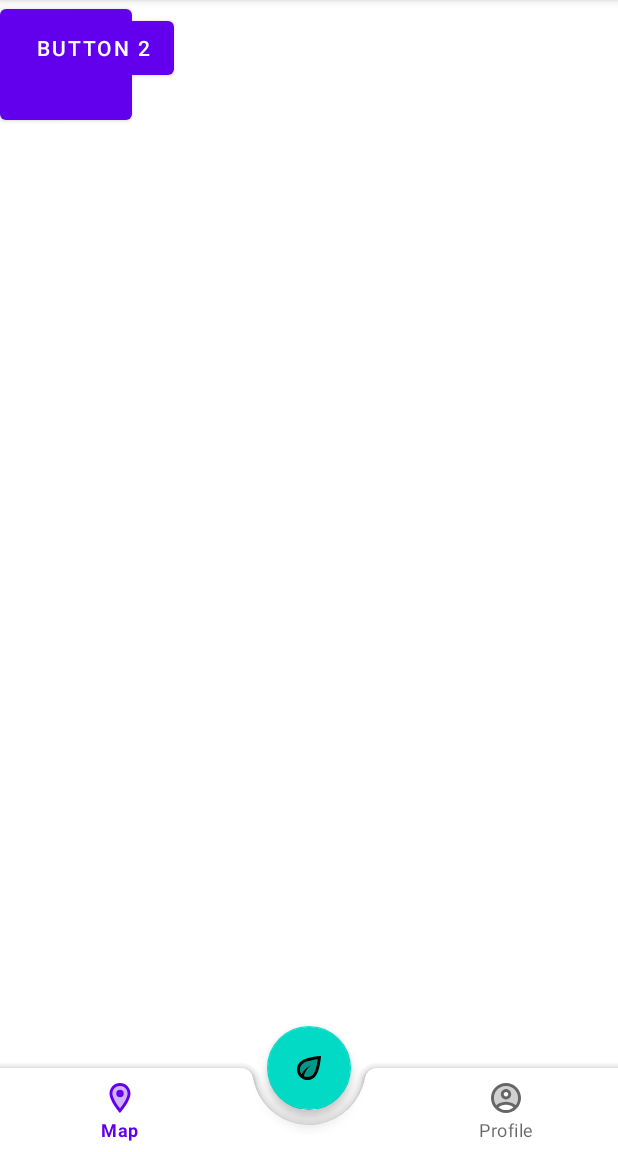
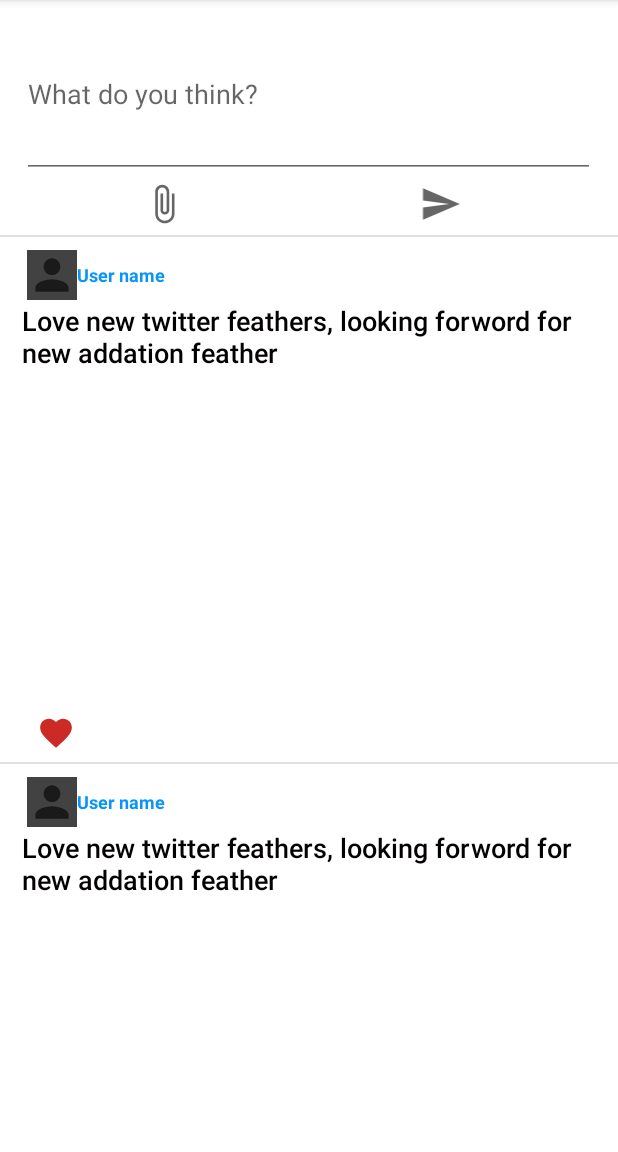
Before and after one commit to L-Maria/floating_action_button, an Android app: the screen it shows after launch (MainActivity), on a phone screen of 412 x 824 dp, the part 84-1236 px from its top. Run offline under Robolectric (Android 15) with nearby library versions, the phone set to English and light mode, and no system bars.

```diff
--- a/app/src/main/java/com/example/buton/MainActivity.kt
+++ b/app/src/main/java/com/example/buton/MainActivity.kt
@@ -1,21 +1,95 @@
 package com.example.buton
 
 
+import android.app.SearchManager
+
+import android.graphics.Bitmap
+import android.graphics.BitmapFactory
+import android.os.AsyncTask
+
+
+import android.provider.MediaStore
+import android.view.Menu
+import android.view.MenuItem
+
+import android.widget.SearchView
+import android.widget.Toast
+
+
+
+
+
+
+
+import android.content.Context
 import android.content.Intent
 import android.os.Bundle
+import android.view.View
+import android.view.ViewGroup
+import android.widget.BaseAdapter
 import androidx.appcompat.app.AppCompatActivity
 import kotlinx.android.synthetic.main.activity_main.*
 
+
 class MainActivity : AppCompatActivity() {
+    var ListTweets=ArrayList<Ticket>()
+    var adapter:MyTweetAdapter?=null
     override fun onCreate(savedInstanceState: Bundle?) {
         super.onCreate(savedInstanceState)
         setContentView(R.layout.activity_main)
         bottomNavigationView.background = null
         bottomNavigationView.menu.getItem (1).isEnabled=false
         miMap.setOnClickListener({startActivity(Intent(this, Harta_1::class.java)) })
-        button2.setOnClickListener({startActivity(Intent(this, ScrollingActivity_2::class.java)) })
 
 
+        ListTweets.add(Ticket("0", "him", "url", "add"))
+        ListTweets.add(Ticket("0", "him", "url", "clara"))
+        ListTweets.add(Ticket("0", "him", "url", "clara"))
+        ListTweets.add(Ticket("0", "him", "url", "clara"))
 
+        adapter=MyTweetAdapter(this, ListTweets)
+        lvTweets.adapter=adapter
+    }
+
+    inner class MyTweetAdapter:BaseAdapter{
+        var listNotesAdapter= ArrayList<Ticket>()
+        var context: Context?=null
+        constructor(context:Context, listNotesAdapter:ArrayList<Ticket>):super(){
+            this.listNotesAdapter=listNotesAdapter
+            this.context=context
+        }
+
+        override fun getView(p0: Int, p1: View?, p2: ViewGroup?): View{
+
+            var mytweet=listNotesAdapter[p0]
+
+            if(mytweet.postPersonUID.equals("add")){
+                var myView=layoutInflater.inflate(R.layout.add_ticket, null)
+                //load add ticket
+                //TODO: work
+                return myView
+            }
+            else{
+                var myView=layoutInflater.inflate(R.layout.posts, null)
+                //load tweet ticket
+                //TODO: work
+                return myView
+            }
+
+
+        }
+
+        override fun getItem(p0: Int): Any{
+            return listNotesAdapter[p0]
+        }
+
+
+        override fun getItem(p0: Int): Long{
+            return p0.toLong()
+        }
+
+        override fun getCount() : Int{
+            return listNotesAdapter.size
+        }
     }
 }
--- a/app/src/main/java/com/example/buton/Ticket.kt
+++ b/app/src/main/java/com/example/buton/Ticket.kt
@@ -1,7 +1,16 @@
 package com.example.buton
 
 class Ticket {
-    constructor(){
+    var postID:String?=null
+    var postText:String?=null
+    var postImageURL:String?=null
+    var postPersonUID:String?=null
+    constructor(postID:String, postText:String, postImageURL:String, postPersonUID:String){
+        this.postID=postID
+        this.postText=postText
+        this.postImageURL=postImageURL
+        this.postPersonUID=postPersonUID
+
 
     }
 }
--- a/app/src/main/res/layout/activity_main.xml
+++ b/app/src/main/res/layout/activity_main.xml
@@ -1,4 +1,14 @@
 <?xml version="1.0" encoding="utf-8"?>
+<LinearLayout
+    xmlns:android="http://schemas.android.com/apk/res/android" android:layout_width="match_parent"
+    android:layout_height="match_parent"
+    android:orientation="horizontal">
+
+    <ListView
+        android:id="@+id/lvTweets"
+        android:layout_width="match_parent"
+        android:layout_height="match_parent" />
+
 <androidx.coordinatorlayout.widget.CoordinatorLayout
     xmlns:android="http://schemas.android.com/apk/res/android"
     xmlns:app="http://schemas.android.com/apk/res-auto"
@@ -24,20 +34,20 @@
 <!--        android:icon="@drawable/ic_feed"-->
 <!--        android:title="@string/feed" />-->
 
-    <Button
-        android:id="@+id/button2"
-        android:layout_width="wrap_content"
-        android:layout_height="wrap_content"
-        android:layout_marginStart="8dp"
-        android:layout_marginTop="8dp"
-        android:layout_marginEnd="15dp"
-        android:layout_marginBottom="8dp"
-        android:text="Button 2"
-        app:layout_constraintBottom_toBottomOf="parent"
-        app:layout_constraintEnd_toEndOf="parent"
-        app:layout_constraintStart_toStartOf="parent"
-        app:layout_constraintTop_toTopOf="parent"
-        app:layout_constraintVertical_bias="0.762" />
+<!--    <Button-->
+<!--        android:id="@+id/button2"-->
+<!--        android:layout_width="wrap_content"-->
+<!--        android:layout_height="wrap_content"-->
+<!--        android:layout_marginStart="8dp"-->
+<!--        android:layout_marginTop="8dp"-->
+<!--        android:layout_marginEnd="15dp"-->
+<!--        android:layout_marginBottom="8dp"-->
+<!--        android:text="Button 2"-->
+<!--        app:layout_constraintBottom_toBottomOf="parent"-->
+<!--        app:layout_constraintEnd_toEndOf="parent"-->
+<!--        app:layout_constraintStart_toStartOf="parent"-->
+<!--        app:layout_constraintTop_toTopOf="parent"-->
+<!--        app:layout_constraintVertical_bias="0.762" />-->
 
     <com.google.android.material.bottomappbar.BottomAppBar
         android:id="@+id/bottomAppBar"
@@ -68,3 +78,5 @@
 
 
 </androidx.coordinatorlayout.widget.CoordinatorLayout>
+
+</LinearLayout>
--- a/app/src/main/res/layout/posts.xml
+++ b/app/src/main/res/layout/posts.xml
@@ -125,7 +125,7 @@ android:focusableInTouchMode="false"
         android:adjustViewBounds="true"
         android:scaleType="fitXY"
         android:layout_width="fill_parent"
-        android:src="@drawable/tweets"
+        android:src="@drawable/background"
         android:layout_marginLeft="5dp"
         android:layout_marginRight="5dp"
         android:id="@+id/tweet_picture"
```
Also changed, not shown: app/src/main/res/layout/activity_test_1_feed.xml (deleted, +0 -14 lines), app/src/main/res/layout/content_scrolling.xml (deleted, +0 -21 lines), app/src/main/res/layout/feed.xml (added, +9 -0 lines).
